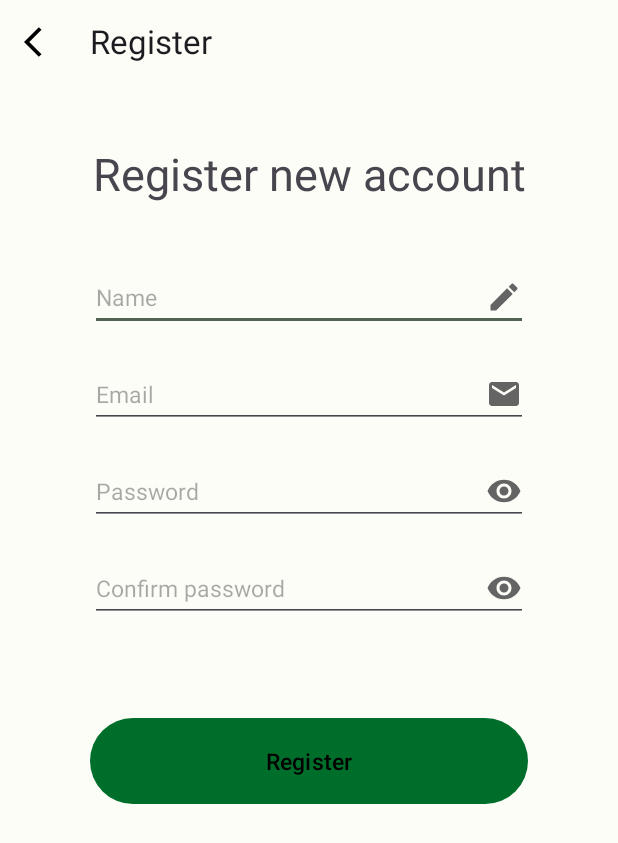
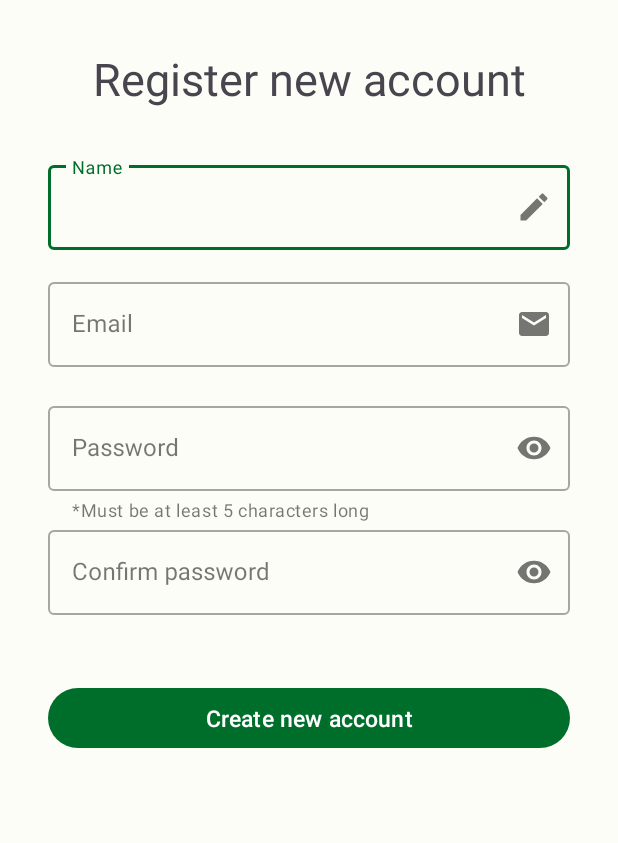
Before and after one commit to AdalRodNun/RickAndMortyAndroidApp, an Android app: the layout fragment_register.xml on its own in the app's theme, with its tools: preview values and no code run, on a phone screen of 412 x 824 dp. Shown: the top 843 px of the screen. Run offline under Robolectric (Android 15) with nearby library versions, the phone set to English and light mode, and no system bars.

Commit message:
feat(App): Refactored Login and Register Views and logic.

```diff
--- a/app/src/main/res/layout/fragment_register.xml
+++ b/app/src/main/res/layout/fragment_register.xml
@@ -1,41 +1,23 @@
 <?xml version="1.0" encoding="utf-8"?>
-<LinearLayout xmlns:android="http://schemas.android.com/apk/res/android"
+<androidx.coordinatorlayout.widget.CoordinatorLayout xmlns:android="http://schemas.android.com/apk/res/android"
     xmlns:app="http://schemas.android.com/apk/res-auto"
     xmlns:tools="http://schemas.android.com/tools"
-    android:layout_height="match_parent"
-    android:layout_width="match_parent">
-
-    <androidx.constraintlayout.widget.ConstraintLayout
     android:layout_width="match_parent"
     android:layout_height="match_parent"
     tools:context=".fragment.RegisterFragment">
-
-        <androidx.appcompat.widget.Toolbar
-            android:id="@+id/toolbar"
-            android:layout_width="match_parent"
-            android:layout_height="55dp"
-            app:layout_constraintEnd_toEndOf="parent"
-            app:layout_constraintStart_toStartOf="parent"
-            app:layout_constraintTop_toTopOf="parent"
-            app:navigationIcon="@drawable/ic_back"
-            app:title="Register" />
 
     <LinearLayout
         android:id="@+id/container_layout"
         android:layout_width="match_parent"
         android:layout_height="wrap_content"
         android:orientation="vertical"
-            android:paddingLeft="60dp"
-            android:paddingTop="40dp"
-            android:paddingRight="60dp"
-            app:layout_constraintEnd_toEndOf="parent"
-            app:layout_constraintStart_toStartOf="parent"
-            app:layout_constraintTop_toBottomOf="@+id/toolbar">
+        android:padding="@dimen/margin_32">
 
         <TextView
             android:id="@+id/register_text"
             android:layout_width="match_parent"
             android:layout_height="wrap_content"
+            android:layout_marginBottom="@dimen/margin_32"
             android:gravity="center"
             android:text="@string/register_new_account"
             android:textSize="30sp" />
@@ -44,74 +26,103 @@
             android:id="@+id/inputs_layout"
             android:layout_width="match_parent"
             android:layout_height="wrap_content"
-                android:gravity="center"
             android:orientation="vertical"
-                android:paddingTop="40dp"
-                android:paddingBottom="40dp"
             app:layout_constraintEnd_toEndOf="parent"
             app:layout_constraintStart_toStartOf="parent"
             app:layout_constraintTop_toTopOf="@+id/container_layout">
 
-                <com.google.android.material.textfield.TextInputEditText
-                    android:id="@+id/name_txt"
+            <com.google.android.material.textfield.TextInputLayout
+                android:id="@+id/tilName"
+                style="@style/Widget.MaterialComponents.TextInputLayout.OutlinedBox"
                 android:layout_width="match_parent"
-                    android:layout_height="match_parent"
-                    android:layout_marginBottom="20dp"
-                    android:drawableEnd="@drawable/ic_pencil"
+                android:layout_height="wrap_content"
+                android:layout_marginBottom="@dimen/margin_general"
                 android:hint="@string/name"
-                    android:singleLine="true"
-                    android:textColor="@color/black"
-                    android:textSize="15sp" />
+                app:endIconDrawable="@drawable/ic_pencil"
+                app:endIconMode="custom">
 
                 <com.google.android.material.textfield.TextInputEditText
-                    android:id="@+id/email_txt"
+                    android:id="@+id/etName"
                     android:layout_width="match_parent"
-                    android:layout_height="match_parent"
-                    android:layout_marginBottom="20dp"
-                    android:drawableEnd="@drawable/ic_mail"
+                    android:layout_height="wrap_content"
+                    android:singleLine="true"
+                    android:maxLength="40"
+                    tools:ignore="TextContrastCheck" />
+
+            </com.google.android.material.textfield.TextInputLayout>
+
+            <com.google.android.material.textfield.TextInputLayout
+                android:id="@+id/tilEmail"
+                style="@style/Widget.MaterialComponents.TextInputLayout.OutlinedBox"
+                android:layout_width="match_parent"
+                android:layout_height="wrap_content"
                 android:hint="@string/email"
-                    android:singleLine="true"
-                    android:textColor="@color/black"
-                    android:textSize="15sp" />
+                app:endIconDrawable="@drawable/ic_mail"
+                app:endIconMode="custom"
+                app:errorEnabled="true">
 
                 <com.google.android.material.textfield.TextInputEditText
-                    android:id="@+id/password_text"
+                    android:id="@+id/etEmail"
                     android:layout_width="match_parent"
-                    android:layout_height="match_parent"
-                    android:layout_marginBottom="20dp"
-                    android:drawableEnd="@drawable/ic_eye"
+                    android:layout_height="wrap_content"
+                    android:singleLine="true"
+                    android:maxLength="30"
+                    tools:ignore="TextContrastCheck" />
+
+            </com.google.android.material.textfield.TextInputLayout>
+
+            <com.google.android.material.textfield.TextInputLayout
+                android:id="@+id/tilPassword"
+                style="@style/Widget.MaterialComponents.TextInputLayout.OutlinedBox"
+                android:layout_width="match_parent"
+                android:layout_height="wrap_content"
                 android:hint="@string/password"
+                app:helperText="*Must be at least 5 characters long"
+                app:helperTextEnabled="true"
+                app:passwordToggleEnabled="true">
+
+                <com.google.android.material.textfield.TextInputEditText
+                    android:id="@+id/etPassword"
+                    android:layout_width="match_parent"
+                    android:layout_height="wrap_content"
                     android:inputType="textPassword"
                     android:singleLine="true"
-                    android:textColor="@color/black"
-                    android:textSize="15sp" />
+                    android:maxLength="30"
+                    tools:ignore="TextContrastCheck" />
+
+            </com.google.android.material.textfield.TextInputLayout>
+
+            <com.google.android.material.textfield.TextInputLayout
+                android:id="@+id/tilConfirmPassword"
+                style="@style/Widget.MaterialComponents.TextInputLayout.OutlinedBox"
+                android:layout_width="match_parent"
+                android:layout_height="wrap_content"
+                android:hint="@string/confirm_password"
+                app:passwordToggleEnabled="true"
+                app:errorEnabled="true">
 
                 <com.google.android.material.textfield.TextInputEditText
-                    android:id="@+id/confirm_password_text"
+                    android:id="@+id/etConfirmPassword"
                     android:layout_width="match_parent"
-                    android:layout_height="match_parent"
-                    android:drawableEnd="@drawable/ic_eye"
-                    android:hint="@string/confirm_password"
+                    android:layout_height="wrap_content"
                     android:inputType="textPassword"
                     android:singleLine="true"
-                    android:textColor="@color/black"
+                    android:maxLength="30"
+                    tools:ignore="TextContrastCheck" />
+
+            </com.google.android.material.textfield.TextInputLayout>
+
+        </LinearLayout>
+
+        <Button
+            android:id="@+id/btRegister"
+            style="@style/Widget.Material3.Button"
+            android:layout_width="match_parent"
+            android:layout_height="wrap_content"
+            android:layout_marginTop="@dimen/margin_24"
+            android:text="@string/register"
             android:textSize="15sp" />
 
     </LinearLayout>
 
-            <Button
-                android:id="@+id/register_button"
-                android:layout_width="match_parent"
-                android:layout_height="65dp"
-                android:layout_marginTop="20dp"
-                android:layout_marginBottom="20dp"
-                android:text="@string/register"
-                android:textAllCaps="false"
-                android:textColor="@color/black"
-                android:textSize="15sp" />
-
-        </LinearLayout>
-
-    </androidx.constraintlayout.widget.ConstraintLayout>
-
-</LinearLayout>
+</androidx.coordinatorlayout.widget.CoordinatorLayout>
--- a/style/src/main/res/values/dimens.xml
+++ b/style/src/main/res/values/dimens.xml
@@ -1,2 +1,12 @@
 <?xml version="1.0" encoding="utf-8"?>
-<resources></resources>
+
+<resources>
+    <dimen name="margin_64">64dp</dimen>
+    <dimen name="margin_32">32dp</dimen>
+    <dimen name="margin_24">24dp</dimen>
+    <dimen name="margin_general">16dp</dimen>
+    <dimen name="margin_12">12dp</dimen>
+    <dimen name="margin_8">8dp</dimen>
+    <dimen name="margin_4">4dp</dimen>
+    <dimen name="corner_radius_card">8dp</dimen>
+</resources>
```
Also changed, not shown: app/src/main/java/com/myapp/rickandmorty/activity/LoginActivity.kt (+52 -42 lines), app/src/main/java/com/myapp/rickandmorty/fragment/RegisterFragment.kt (+70 -70 lines), app/src/main/res/layout/activity_login.xml (+34 -79 lines), app/src/main/res/values/strings.xml (+9 -2 lines), utils/src/main/java/com/myapp/rickandmorty/utils/ExtendedFunctions.kt (added, +16 -0 lines), utils/src/main/java/com/myapp/rickandmorty/utils/Functions.kt (added, +8 -0 lines), utils/src/main/java/com/myapp/rickandmorty/utils/SimpleTextWatcher.kt (added, +12 -0 lines), 1 other file. Lines whose indentation alone changed are shown as unchanged.
